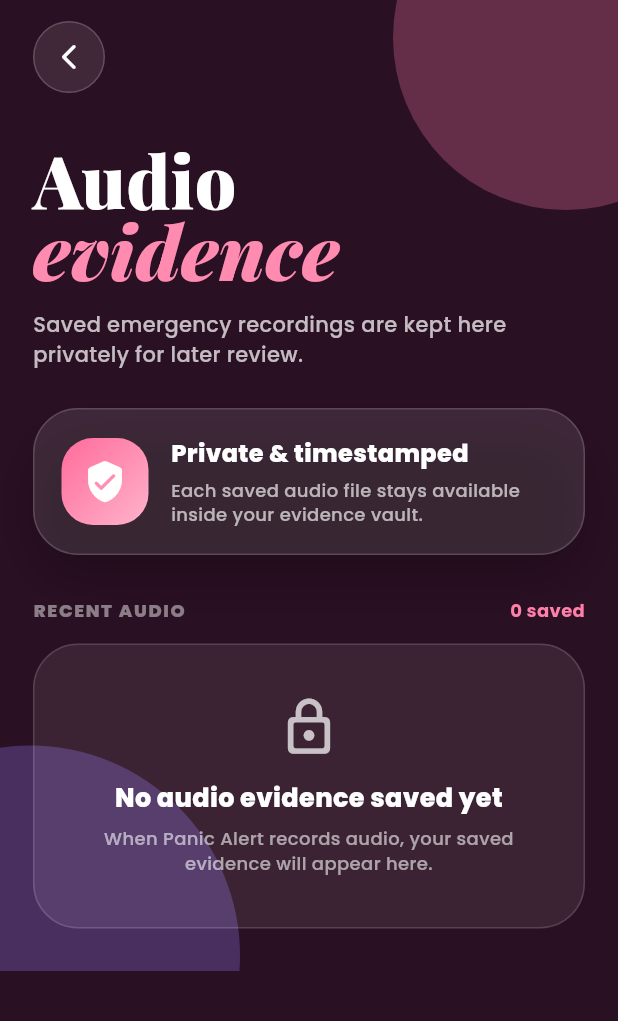
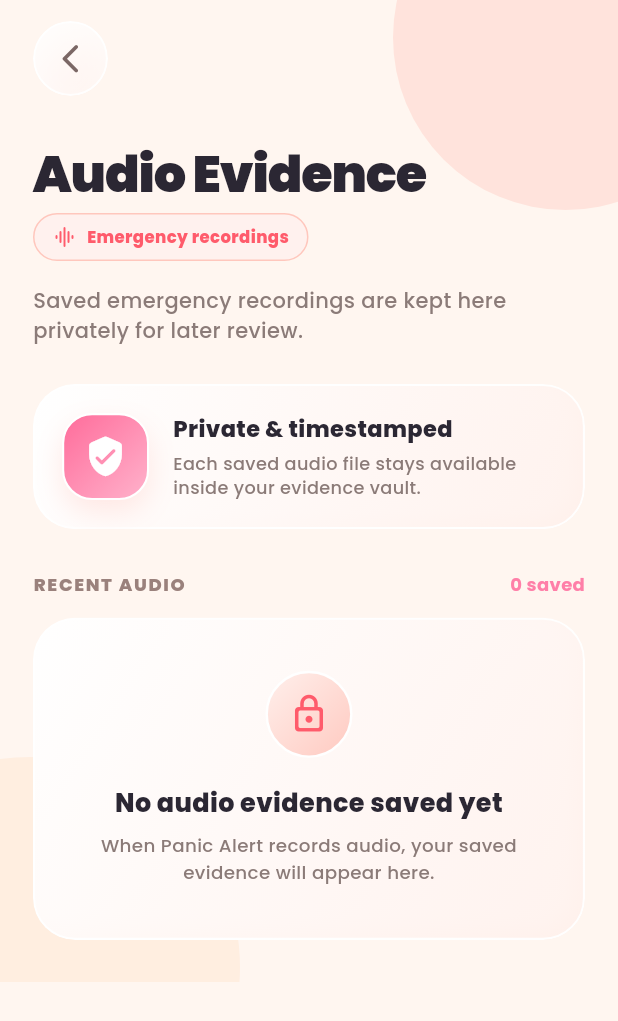
Before and after one commit to bushrabegum219/repo-final_project, a Flutter app: the AudioEvidenceScreen screen opened directly, on a phone screen of 412 x 824 dp. Shown: the top 1021 px of the screen. Run offline on Flutter 3.47's test engine with Material 3 defaults, Android fonts, the phone set to English and light mode, and no system bars; our stand-ins replace audioplayers, connectivity_plus, firebase_core, flutter_local_notifications, flutter_map, flutter_timezone and 13 more; missing offline and left inert: flutter_foreground_task, flutter_send_sms, record; accounts and stored records are empty.

Commit message:
Match audio evidence screen UI with panic theme

```diff
--- a/lib/screens/audio_evidence_screen.dart
+++ b/lib/screens/audio_evidence_screen.dart
@@ -1,7 +1,8 @@
 import 'package:flutter/material.dart';
 import 'package:google_fonts/google_fonts.dart';
 import 'package:just_audio/just_audio.dart';
-
+import 'dart:ui';
+import 'dart:io';
 import '../services/local_audio_evidence_service.dart';
 
 class AudioEvidenceScreen extends StatefulWidget {
@@ -109,18 +110,18 @@ class _AudioEvidenceScreenState extends State<AudioEvidenceScreen> {
   @override
   Widget build(BuildContext context) {
     return Scaffold(
-      backgroundColor: const Color(0xFF2A1023),
+      backgroundColor: const Color(0xFFFFF6F0),
       body: Stack(
         children: [
           Positioned(
             top: -90,
             right: -80,
-            child: _glowBlob(const Color(0xFFFF7AA8), 230),
+            child: _glowBlob(const Color(0xFFFFB3A7), 230),
           ),
           Positioned(
             bottom: -130,
             left: -120,
-            child:_glowBlob(const Color(0xFF9B7BFF), 280),
+            child: _glowBlob(const Color(0xFFFFD8B8), 280),
           ),
           SafeArea(
             child: SingleChildScrollView(
@@ -139,29 +140,50 @@ class _AudioEvidenceScreenState extends State<AudioEvidenceScreen> {
 ),
                   const SizedBox(height: 34),
                   Text(
-                    "Audio",
-                    style: GoogleFonts.playfairDisplay(
-                      color: Colors.white,
-                      fontSize: 48,
-                      height: 0.95,
+  "Audio Evidence",
+  style: GoogleFonts.poppins(
+    color: const Color(0xFF2B2733),
+    fontSize: 34,
+    height: 1.05,
     fontWeight: FontWeight.w900,
+    letterSpacing: -0.8,
   ),
 ),
+const SizedBox(height: 8),
+Container(
+  padding: const EdgeInsets.symmetric(horizontal: 12, vertical: 7),
+  decoration: BoxDecoration(
+    color: const Color(0xFFFFF1EE),
+    borderRadius: BorderRadius.circular(100),
+    border: Border.all(
+      color: const Color(0xFFFFC7BD),
+    ),
+  ),
+  child: Row(
+    mainAxisSize: MainAxisSize.min,
+    children: [
+      const Icon(
+        Icons.graphic_eq_rounded,
+        color: Color(0xFFFF5B6B),
+        size: 16,
+      ),
+      const SizedBox(width: 7),
       Text(
-                    "evidence",
-                    style: GoogleFonts.playfairDisplay(
-                      color: const Color(0xFFFF8BB1),
-                      fontSize: 50,
-                      height: 0.95,
-                      fontStyle: FontStyle.italic,
-                      fontWeight: FontWeight.w900,
+        "Emergency recordings",
+        style: GoogleFonts.poppins(
+          color: const Color(0xFFFF5B6B),
+          fontSize: 11,
+          fontWeight: FontWeight.w800,
+        ),
+      ),
+    ],
   ),
 ),
                   const SizedBox(height: 16),
                   Text(
                     "Saved emergency recordings are kept here privately for later review.",
                     style: GoogleFonts.poppins(
-                      color: Colors.white.withOpacity(0.72),
+                      color: const Color(0xFF8B7B78),
                       fontSize: 14,
                       height: 1.45,
                       fontWeight: FontWeight.w500,
@@ -175,7 +197,7 @@ class _AudioEvidenceScreenState extends State<AudioEvidenceScreen> {
                       Text(
                         "RECENT AUDIO",
                         style: GoogleFonts.poppins(
-                          color: Colors.white.withOpacity(0.46),
+                          color: const Color(0xFF9A817C),
                           fontSize: 12,
                           letterSpacing: 1.1,
                           fontWeight: FontWeight.w800,
@@ -218,46 +240,74 @@ class _AudioEvidenceScreenState extends State<AudioEvidenceScreen> {
   }
 
   Widget _privacyCard() {
-    return Container(
+  return ClipRRect(
+    borderRadius: BorderRadius.circular(28),
+    child: BackdropFilter(
+      filter: ImageFilter.blur(sigmaX: 20, sigmaY: 20),
+      child: Container(
         width: double.infinity,
         padding: const EdgeInsets.all(18),
         decoration: BoxDecoration(
-        borderRadius: BorderRadius.circular(30),
-        color: Colors.white.withOpacity(0.10),
+          borderRadius: BorderRadius.circular(28),
+          gradient: LinearGradient(
+            begin: Alignment.topLeft,
+            end: Alignment.bottomRight,
+            colors: [
+              Colors.white.withOpacity(0.96),
+              const Color(0xFFFFF1EC).withOpacity(0.78),
+            ],
+          ),
           border: Border.all(
-          color: Colors.white.withOpacity(0.16),
+            color: Colors.white.withOpacity(0.96),
+            width: 1.4,
           ),
           boxShadow: [
             BoxShadow(
-            color: Colors.black.withOpacity(0.22),
-            blurRadius: 34,
-            offset: const Offset(0, 18),
+              color: const Color(0xFFFF8A7A).withOpacity(0.13),
+              blurRadius: 30,
+              offset: const Offset(0, 16),
+            ),
+            BoxShadow(
+              color: Colors.white.withOpacity(0.75),
+              blurRadius: 12,
+              offset: const Offset(-4, -4),
             ),
           ],
         ),
         child: Row(
           children: [
             Container(
+              width: 58,
               height: 58,
-            width: 58,
               decoration: BoxDecoration(
-              borderRadius: BorderRadius.circular(21),
+                borderRadius: BorderRadius.circular(20),
                 gradient: const LinearGradient(
+                  begin: Alignment.topLeft,
+                  end: Alignment.bottomRight,
                   colors: [
                     Color(0xFFFF6B9A),
                     Color(0xFFFFB3CC),
                   ],
-                begin: Alignment.topLeft,
-                end: Alignment.bottomRight,
                 ),
+                border: Border.all(
+                  color: Colors.white,
+                  width: 1.4,
+                ),
+                boxShadow: [
+                  BoxShadow(
+                    color: const Color(0xFFFF8A7A).withOpacity(0.18),
+                    blurRadius: 16,
+                    offset: const Offset(0, 8),
+                  ),
+                ],
               ),
               child: const Icon(
                 Icons.verified_user_rounded,
                 color: Colors.white,
-              size: 30,
+                size: 29,
               ),
             ),
-          const SizedBox(width: 15),
+            const SizedBox(width: 16),
             Expanded(
               child: Column(
                 crossAxisAlignment: CrossAxisAlignment.start,
@@ -265,8 +315,8 @@ class _AudioEvidenceScreenState extends State<AudioEvidenceScreen> {
                   Text(
                     "Private & timestamped",
                     style: GoogleFonts.poppins(
-                    color: Colors.white,
-                    fontSize: 16,
+                      color: const Color(0xFF2B2733),
+                      fontSize: 15,
                       fontWeight: FontWeight.w800,
                     ),
                   ),
@@ -274,8 +324,8 @@ class _AudioEvidenceScreenState extends State<AudioEvidenceScreen> {
                   Text(
                     "Each saved audio file stays available inside your evidence vault.",
                     style: GoogleFonts.poppins(
-                    color: Colors.white.withOpacity(0.66),
-                    fontSize: 12,
+                      color: const Color(0xFF8B7B78),
+                      fontSize: 11.8,
                       height: 1.35,
                       fontWeight: FontWeight.w500,
                     ),
@@ -285,49 +335,96 @@ class _AudioEvidenceScreenState extends State<AudioEvidenceScreen> {
             ),
           ],
         ),
+      ),
+    ),
   );
 }
 
  Widget _emptyVault() {
-    return Container(
+  return ClipRRect(
+    borderRadius: BorderRadius.circular(28),
+    child: BackdropFilter(
+      filter: ImageFilter.blur(sigmaX: 20, sigmaY: 20),
+      child: Container(
         width: double.infinity,
         padding: const EdgeInsets.symmetric(horizontal: 22, vertical: 34),
         decoration: BoxDecoration(
-        borderRadius: BorderRadius.circular(30),
-        color: Colors.white.withOpacity(0.08),
+          borderRadius: BorderRadius.circular(28),
+          gradient: LinearGradient(
+            begin: Alignment.topLeft,
+            end: Alignment.bottomRight,
+            colors: [
+              Colors.white.withOpacity(0.96),
+              const Color(0xFFFFF1EC).withOpacity(0.78),
+            ],
+          ),
           border: Border.all(
-          color: Colors.white.withOpacity(0.14),
+            color: Colors.white.withOpacity(0.96),
+            width: 1.4,
           ),
+          boxShadow: [
+            BoxShadow(
+              color: const Color(0xFFFF8A7A).withOpacity(0.12),
+              blurRadius: 30,
+              offset: const Offset(0, 16),
+            ),
+            BoxShadow(
+              color: Colors.white.withOpacity(0.75),
+              blurRadius: 12,
+              offset: const Offset(-4, -4),
+            ),
+          ],
         ),
         child: Column(
           children: [
-          Icon(
+            Container(
+              width: 58,
+              height: 58,
+              decoration: BoxDecoration(
+                shape: BoxShape.circle,
+                gradient: const LinearGradient(
+                  begin: Alignment.topLeft,
+                  end: Alignment.bottomRight,
+                  colors: [
+                    Color(0xFFFFF0EC),
+                    Color(0xFFFFC9C0),
+                  ],
+                ),
+                border: Border.all(
+                  color: Colors.white,
+                  width: 1.6,
+                ),
+              ),
+              child: const Icon(
                 Icons.lock_outline_rounded,
-            color: Colors.white.withOpacity(0.72),
-            size: 42,
+                color: Color(0xFFFF5B6B),
+                size: 28,
               ),
-          const SizedBox(height: 14),
+            ),
+            const SizedBox(height: 18),
             Text(
               "No audio evidence saved yet",
               textAlign: TextAlign.center,
               style: GoogleFonts.poppins(
-              color: Colors.white,
+                color: const Color(0xFF2B2733),
                 fontSize: 17,
                 fontWeight: FontWeight.w800,
               ),
             ),
-          const SizedBox(height: 6),
+            const SizedBox(height: 8),
             Text(
               "When Panic Alert records audio, your saved evidence will appear here.",
               textAlign: TextAlign.center,
               style: GoogleFonts.poppins(
-              color: Colors.white.withOpacity(0.58),
-              fontSize: 12,
-              height: 1.4,
+                color: const Color(0xFF8B7B78),
+                fontSize: 12.2,
+                height: 1.45,
                 fontWeight: FontWeight.w500,
               ),
             ),
           ],
+        ),
+      ),
     ),
   );
 }
@@ -411,27 +508,47 @@ class _AudioEvidenceScreenState extends State<AudioEvidenceScreen> {
   required IconData icon,
   required VoidCallback onTap,
 }) {
-    return GestureDetector(
+  return ClipRRect(
+    borderRadius: BorderRadius.circular(100),
+    child: BackdropFilter(
+      filter: ImageFilter.blur(sigmaX: 16, sigmaY: 16),
+      child: GestureDetector(
         onTap: onTap,
         child: Container(
-        height: 48,
-        width: 48,
+          width: 50,
+          height: 50,
           decoration: BoxDecoration(
             shape: BoxShape.circle,
-          color: Colors.white.withOpacity(0.10),
+            gradient: LinearGradient(
+              begin: Alignment.topLeft,
+              end: Alignment.bottomRight,
+              colors: [
+                Colors.white.withOpacity(0.86),
+                Colors.white.withOpacity(0.46),
+              ],
+            ),
             border: Border.all(
-            color: Colors.white.withOpacity(0.18),
+              color: Colors.white.withOpacity(0.92),
+              width: 1.4,
             ),
+            boxShadow: [
+              BoxShadow(
+                color: const Color(0xFFFF8A7A).withOpacity(0.12),
+                blurRadius: 22,
+                offset: const Offset(0, 10),
+              ),
+            ],
           ),
           child: Icon(
             icon,
-          color: Colors.white,
-          size: 20,
+            color: const Color(0xFF7B6765),
+            size: 23,
+          ),
+        ),
       ),
     ),
   );
 }
-
   Widget _glowBlob(Color color, double size) {
     return Container(
       height: size,
```
Lines whose indentation alone changed are shown as unchanged.
